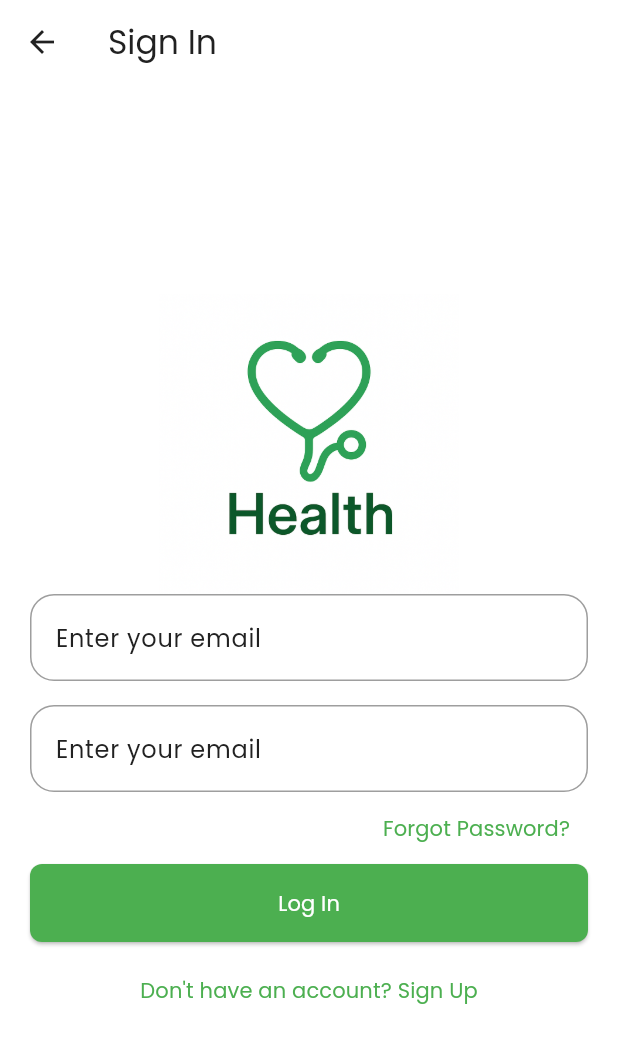
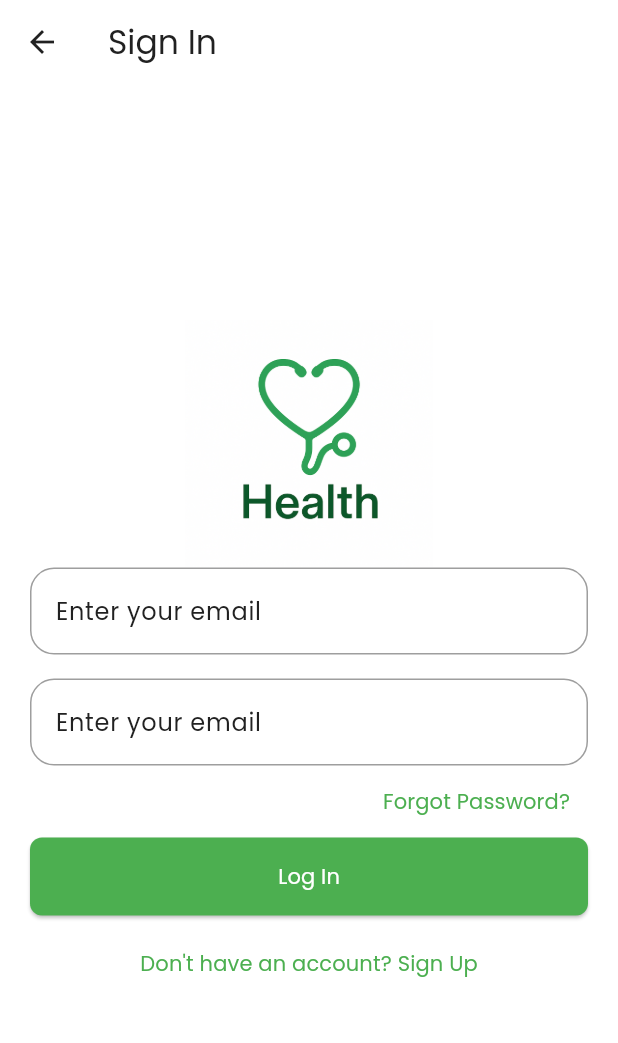
Before and after one commit to abubakrkhon1/health, a Flutter app: the LoginScreen screen opened directly, on a phone screen of 412 x 824 dp. Shown: the top 1043 px of the screen. Run offline on Flutter 3.47's test engine with Material 3 defaults, Android fonts, the phone set to English and light mode, and no system bars.

Commit message:
fix login and signup pages

```diff
--- a/lib/screens/login_screen.dart
+++ b/lib/screens/login_screen.dart
@@ -43,6 +43,7 @@ class _LoginScreenState extends State<LoginScreen> {
 
   @override
   Widget build(BuildContext context) {
+    final size = MediaQuery.of(context).size;
     return Scaffold(
       appBar: AppBar(title: Text('Sign In')),
       body: Padding(
@@ -55,7 +56,7 @@ class _LoginScreenState extends State<LoginScreen> {
             children: [
               Image.asset(
                 'assets/images/logo.png',
-                height: 200,
+                height: size.height * 0.20,
               ),
               CustomFormInput(
                 controller: _emailCtl,
--- a/lib/screens/signup_screen.dart
+++ b/lib/screens/signup_screen.dart
@@ -1,6 +1,7 @@
 import 'package:flutter/gestures.dart';
 import 'package:flutter/material.dart';
 import 'package:health/components/CustomFormInput.dart';
+import 'package:health/screens/login_screen.dart';
 
 class SignUpScreen extends StatefulWidget {
   const SignUpScreen({super.key});
@@ -76,6 +77,7 @@ class _SignUpScreenState extends State<SignUpScreen> {
 
   @override
   Widget build(BuildContext context) {
+    final size = MediaQuery.of(context).size;
     return Scaffold(
       appBar: AppBar(title: Text('Sign Up')),
       body: Padding(
@@ -85,7 +87,7 @@ class _SignUpScreenState extends State<SignUpScreen> {
           child: Column(
             crossAxisAlignment: CrossAxisAlignment.stretch,
             children: [
-              Image.asset('assets/images/logo.png', height: 100),
+              Image.asset('assets/images/logo.png', height: size.height * 0.10),
               CustomFormInput(
                 controller: _nameCtl,
                 hintText: 'Full Name',
@@ -191,7 +193,7 @@ class _SignUpScreenState extends State<SignUpScreen> {
                 onPressed: () {
                   Navigator.push(
                     context,
-                    MaterialPageRoute(builder: (context) => SignUpScreen()),
+                    MaterialPageRoute(builder: (context) => LoginScreen()),
                   );
                 },
                 child: Text('Already have an account? Sign In'),
```
